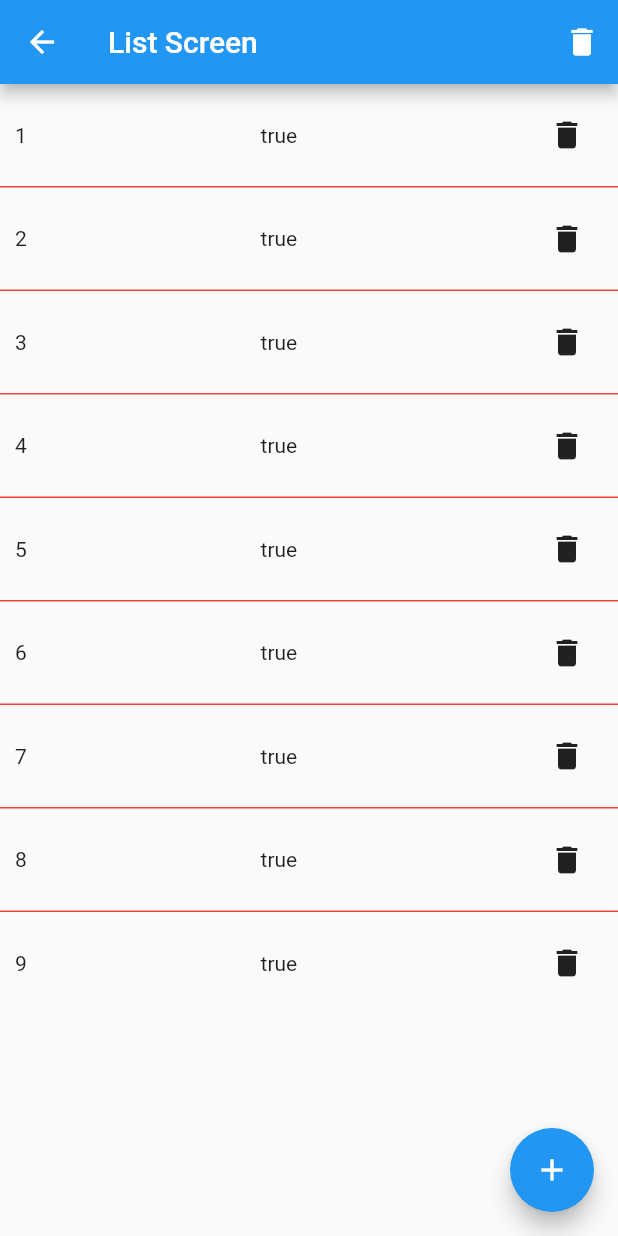
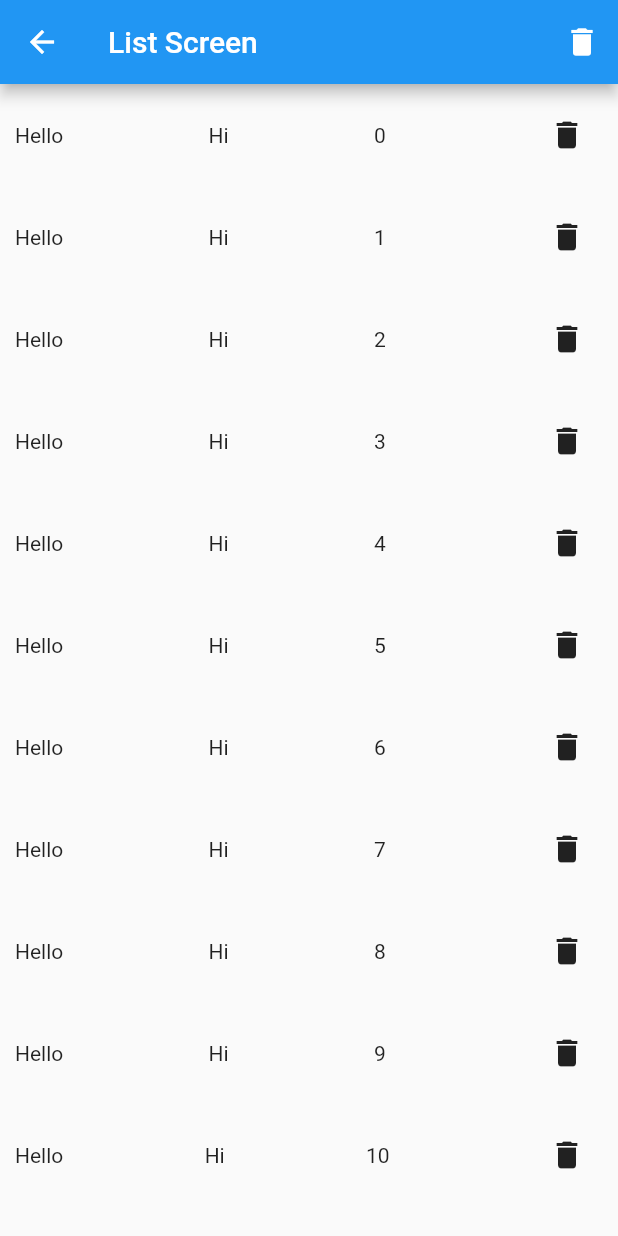
Before and after one commit to devatulparmar/batch730pm, a Flutter app: the screen it shows after launch, after a tap on "ListScreen", on a phone screen of 412 x 824 dp. Run offline on Flutter 3.47's test engine with Material 2 defaults, Android fonts, the phone set to English and light mode, and no system bars; our stand-ins replace cached_network_image.

Commit message:
app icon change, list generate, state management types & structure

```diff
--- a/lib/home_screen.dart
+++ b/lib/home_screen.dart
@@ -19,11 +19,11 @@ class _HomeScreenState extends State<HomeScreen> {
         Center(
           child: ElevatedButton(
             onPressed: () {
-              MySnackBar.showMySnackBar(context: context, content: "Hello");
-              // Navigator.pushNamed(
-              //   context,
-              //   routeLogin,
-              // );
+              // MySnackBar.showMySnackBar(context: context, content: "Hello");
+              Navigator.pushNamed(
+                context,
+                routeLogin,
+              );
             },
             child: const Text('Login'),
           ),
@@ -50,7 +50,8 @@ class _HomeScreenState extends State<HomeScreen> {
             },
             child: const Text('Screen2'),
           ),
-        ),   const SizedBox(height: 15),
+        ),
+        const SizedBox(height: 15),
         Center(
           child: ElevatedButton(
             onPressed: () {
@@ -73,6 +74,29 @@ class _HomeScreenState extends State<HomeScreen> {
             child: const Text('ListScreen'),
           ),
         ),
+        const SizedBox(height: 15),
+        Center(
+          child: ElevatedButton(
+            onPressed: () {
+              print('Clicked');
+
+              Navigator.pushNamed(
+                context,
+                gridViewScreen,
+              );
+
+              // Navigator.push(
+              //   context,
+              //   MaterialPageRoute(
+              //     builder: (BuildContext c) {
+              //       return Screen2();
+              //     },
+              //   ),
+              // );
+            },
+            child: const Text('GridViewScreen'),
+          ),
+        ),
       ],
     );
   }
--- a/lib/list.dart
+++ b/lib/list.dart
@@ -8,7 +8,8 @@ class ListScreen extends StatefulWidget {
 }
 
 class _ListScreenState extends State<ListScreen> {
-  List _list = [1, 2, 3, 4, 5, 6, 7, 8, 9];
+  List _list = [];
+  List<Widget> _list3 = [];
   List _list2 = [
     "Vadodara",
     "Surat",
@@ -16,7 +17,91 @@ class _ListScreenState extends State<ListScreen> {
   ];
 
   @override
+  void initState() {
+    super.initState();
+    _calculate();
+  }
+
+  void _calculate() {
+    for (int i = 0; i < 50; i++) {
+      _list.add(i);
+    }
+
+  }
+
+  @override
   Widget build(BuildContext context) {
+
+    // _list3 = List.generate(50, (int index){
+    //   return Padding(
+    //     padding: const EdgeInsets.all(10),
+    //     child: Center(
+    //       child: Row(
+    //         mainAxisAlignment: MainAxisAlignment.spaceBetween,
+    //         children: [
+    //           Text("Hello"),
+    //           Text("Hello"),
+    //           Text(index.toString()),
+    //           IconButton(
+    //             onPressed: () {
+    //               // _list.removeAt(index);
+    //               // _list.remove(_list[index]);
+    //               setState(() {});
+    //             },
+    //             icon: Icon(
+    //               Icons.delete,
+    //             ),
+    //           ),
+    //         ],
+    //       ),
+    //     ),
+    //   );
+    // });
+
+    return Scaffold(
+        appBar: AppBar(
+          title:const Text('List Screen'),
+          actions: [
+            IconButton(
+              onPressed: () {
+                _list.clear();
+                setState(() {});
+              },
+              icon: Icon(
+                Icons.delete,
+              ),
+            ),
+          ],
+        ),
+        body: ListView(
+          children: List.generate(50, (int index){
+            return Padding(
+              padding: const EdgeInsets.all(10),
+              child: Center(
+                child: Row(
+                  mainAxisAlignment: MainAxisAlignment.spaceBetween,
+                  children: [
+                    Text("Hello"),
+                    Text("Hi"),
+                    Text(index.toString()),
+                    IconButton(
+                      onPressed: () {
+                        // _list.removeAt(index);
+                        // _list.remove(_list[index]);
+                        setState(() {});
+                      },
+                      icon: Icon(
+                        Icons.delete,
+                      ),
+                    ),
+                  ],
+                ),
+              ),
+            );
+          }),
+        ),
+    );
+
     return Scaffold(
       appBar: AppBar(
         title: Text('List Screen'),
@@ -44,7 +129,8 @@ class _ListScreenState extends State<ListScreen> {
                 children: [
                   Text(
                     _list[index].toString(),
-                  ), Text(
+                  ),
+                  Text(
                     _list.contains(9).toString(),
                   ),
                   IconButton(
--- a/lib/login.dart
+++ b/lib/login.dart
@@ -1,5 +1,6 @@
 import 'package:batch730pm/home_screen.dart';
 import 'package:batch730pm/utils/common_snackbar.dart';
+import 'package:batch730pm/utils/const_colors.dart';
 import 'package:batch730pm/widgets/common_drawer.dart';
 import 'package:flutter/material.dart';
 
@@ -40,7 +41,7 @@ class _LoginScreenState extends State<LoginScreen> {
   Widget build(BuildContext context) {
     return Scaffold(
       appBar: AppBar(
-        backgroundColor: Colors.red,
+        backgroundColor: primaryColor,
         title: const Text('Login'),
       ),
       drawer: const CommonDrawer(),
--- /dev/null
+++ b/lib/utils/assets.dart
@@ -0,0 +1,2 @@
+
+const String localImage = "";
--- a/lib/utils/const.dart
+++ b/lib/utils/const.dart
@@ -1,5 +1,6 @@
 
 const String routeScreen2 = "/Screen2";
 const String listScreen = "/ListScreen";
+const String gridViewScreen = "/GridViewScreen";
 const String routeScreen3 = "/Screen3";
 const String routeLogin = "/Login";
--- /dev/null
+++ b/lib/utils/const_colors.dart
@@ -0,0 +1,6 @@
+
+import 'dart:ui';
+
+import 'package:flutter/material.dart';
+
+const Color primaryColor = Colors.blue;
--- a/lib/utils/routes.dart
+++ b/lib/utils/routes.dart
@@ -1,3 +1,4 @@
+import 'package:batch730pm/gridview.dart';
 import 'package:batch730pm/list.dart';
 import 'package:batch730pm/utils/const.dart';
 import 'package:batch730pm/login.dart';
@@ -16,6 +17,8 @@ class MyAppRouter {
         return MaterialPageRoute(builder: (_) => const LoginScreen());
       case listScreen:
         return MaterialPageRoute(builder: (_) => const ListScreen());
+      case gridViewScreen:
+        return MaterialPageRoute(builder: (_) => const GridViewScreen());
       default:
         return MaterialPageRoute(
           builder: (_) => Scaffold(
--- /dev/null
+++ b/lib/utils/urls.dart
@@ -0,0 +1,3 @@
+
+
+const String loginURL = "";
```
Also changed, not shown: lib/gridview.dart (+34 -48 lines), 40 other files.
